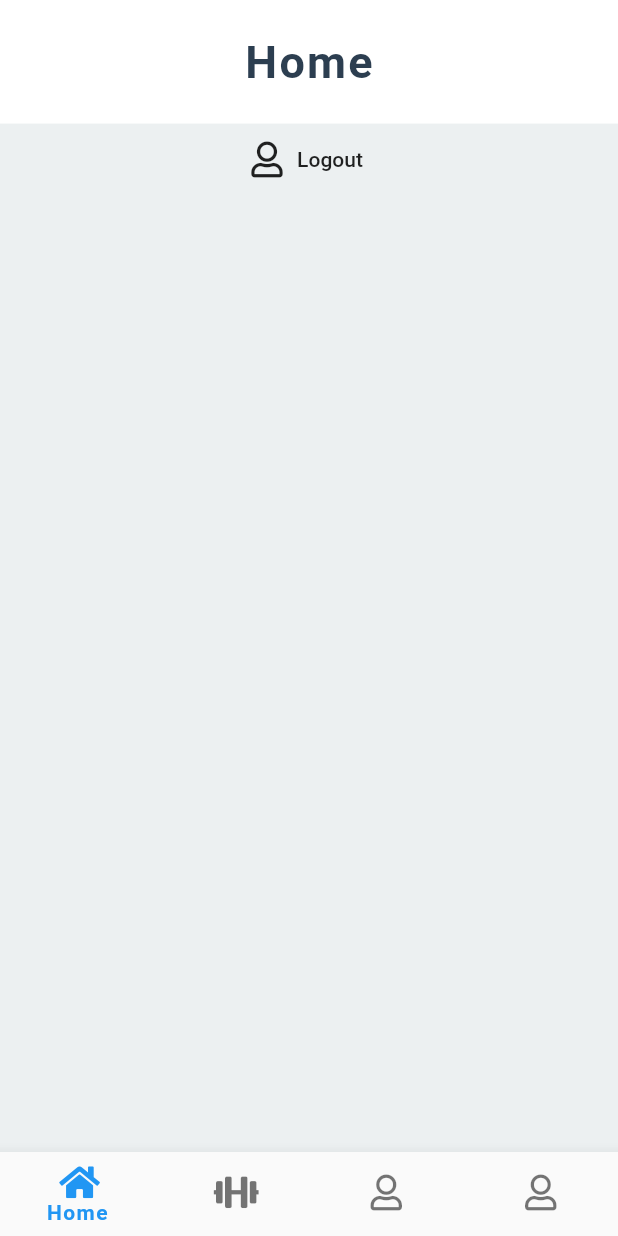
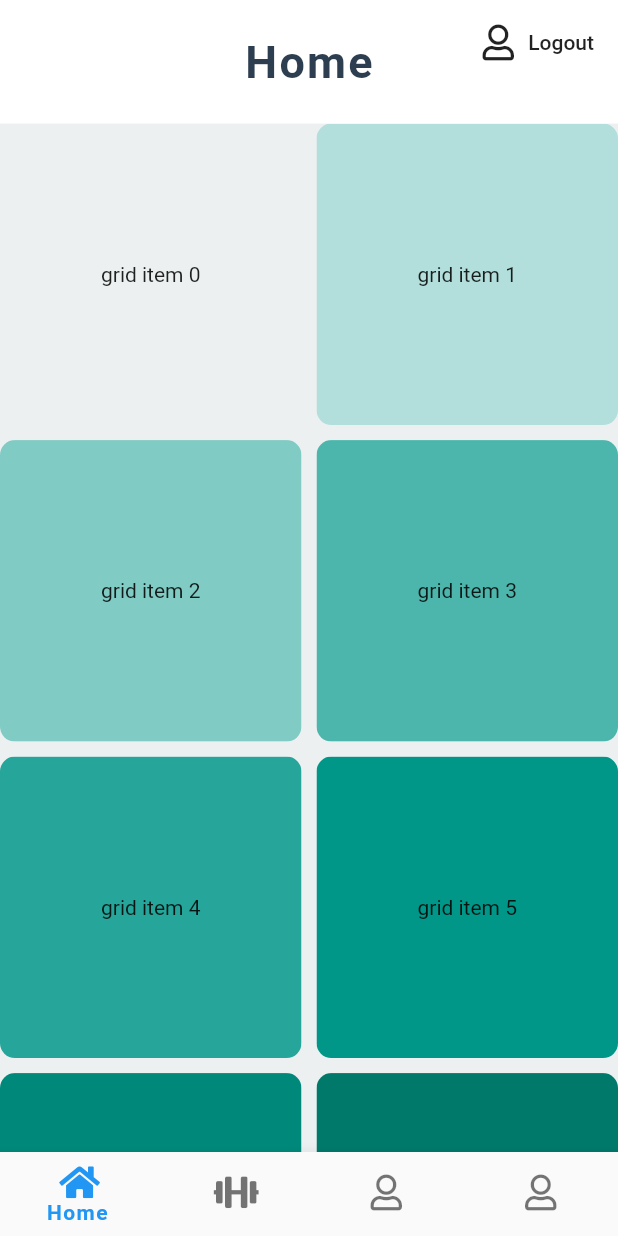
Before and after one commit to rekib0023/lco-workout-app, a Flutter app: the screen it shows once a user with an empty profile is signed in, after a tap on "Logout", on a phone screen of 412 x 824 dp. Run offline on Flutter 3.47's test engine with Material 2 defaults, Android fonts, the phone set to English and light mode, and no system bars; our stand-ins replace cloud_firestore, firebase_auth, flutter_spinkit, font_awesome_flutter; accounts and stored records are empty.

Commit message:
added slivergridlist

```diff
--- a/lib/screens/home/home.dart
+++ b/lib/screens/home/home.dart
@@ -20,26 +20,27 @@ class _HomePageState extends State<HomePage> {
             MyAppBar(
               title: 'Home',
             ),
-            SliverList(
-              //             child: FlatButton.icon(
-              //   onPressed: () async {
-              //     await _auth.signout();
-              //   },
-              //   icon: Icon(FontAwesomeIcons.user),
-              //   label: Text('Logout'),
-              // ),
-              delegate: SliverChildListDelegate(
-                <Widget>[
-                  FlatButton.icon(
-                    onPressed: () async {
-                      await _auth.signout();
-                    },
-                    icon: Icon(FontAwesomeIcons.user),
-                    label: Text('Logout'),
-                  ),
-                ],
+            SliverGrid(
+              gridDelegate: SliverGridDelegateWithFixedCrossAxisCount(
+                crossAxisCount: 2,
+                mainAxisSpacing: 10.0,
+                crossAxisSpacing: 10.0,
+                childAspectRatio: 1,
               ),
-            )
+              delegate: SliverChildBuilderDelegate(
+                (BuildContext context, int index) {
+                  return ClipRRect(
+                    borderRadius: BorderRadius.all(Radius.circular(10)),
+                    child: Container(
+                      alignment: Alignment.center,
+                      color: Colors.teal[100 * (index % 9)],
+                      child: Text('grid item $index'),
+                    ),
+                  );
+                },
+                childCount: 20,
+              ),
+            ),
           ],
         ),
       ),
--- a/lib/screens/landing.dart
+++ b/lib/screens/landing.dart
@@ -26,7 +26,7 @@ class _LandingState extends State<Landing> with TickerProviderStateMixin {
       child: Column(
         mainAxisAlignment: MainAxisAlignment.center,
         children: <Widget>[
-          Image.asset('assets/logo.png'),
+          Image.asset('assets/images/logo.png'),
           spinkit,
         ],
       ),
--- a/lib/screens/profile/userDetails.dart
+++ b/lib/screens/profile/userDetails.dart
@@ -13,10 +13,10 @@ class _ProfileDetailsState extends State<ProfileDetails> {
   Widget build(BuildContext context) {
     final user = Provider.of<List<UserDetails>>(context);
 
-    user.forEach((details) {
-      print(details.username);
-      print(details.email);
-    });
+    // user.forEach((details) {
+    //   print(details.username);
+    //   print(details.email);
+    // });
 
     // for(var details in user.documents) {
     //   print(details.data);
--- a/lib/shared/my_appBar.dart
+++ b/lib/shared/my_appBar.dart
@@ -4,11 +4,11 @@ import 'package:lco_workout/utils/styleguide.dart';
 import 'package:lco_workout/services/auth.dart';
 
 class MyAppBar extends StatelessWidget {
-  // final AuthService _auth = AuthService();
+  final AuthService _auth = AuthService();
 
   final String title;
 
-  const MyAppBar({Key key, this.title}) : super(key: key);
+  MyAppBar({Key key, this.title}) : super(key: key);
 
   // const MyAppBar({Key key, this.title}) : super(key: key);
 
@@ -20,15 +20,15 @@ class MyAppBar extends StatelessWidget {
       centerTitle: true,
       backgroundColor: Theme.of(context).primaryColorLight,
       expandedHeight: MediaQuery.of(context).size.height * .10,
-      // actions: <Widget>[
-      //   FlatButton.icon(
-      //     onPressed: () async {
-      //       await _auth.signout();
-      //     },
-      //     icon: Icon(FontAwesomeIcons.user),
-      //     label: Text('Logout'),
-      //   ),
-      // ],
+      actions: <Widget>[
+        FlatButton.icon(
+          onPressed: () async {
+            await _auth.signout();
+          },
+          icon: Icon(FontAwesomeIcons.user),
+          label: Text('Logout'),
+        ),
+      ],
       flexibleSpace: FlexibleSpaceBar(
         // ),
         title: Text(
--- a/pubspec.yaml
+++ b/pubspec.yaml
@@ -47,7 +47,7 @@ flutter:
 
   # To add assets to your application, add an assets section, like this:
   assets:
-   - assets/
+   - assets/images/
 
   # An image asset can refer to one or more resolution-specific "variants", see
   # https://flutter.dev/assets-and-images/#resolution-aware.
```
Also changed, not shown: assets/images/1.png (added), assets/images/10.png (added), assets/images/11.png (added), assets/images/12.png (added), assets/images/13.png (added), assets/images/14.png (added), assets/images/2.png (added), assets/images/3.png (added), assets/images/4.png (added), assets/images/5.png (added), assets/images/6.png (added), assets/images/7.png (added), assets/images/8.png (added), assets/images/9.png (added), 1 more files.
